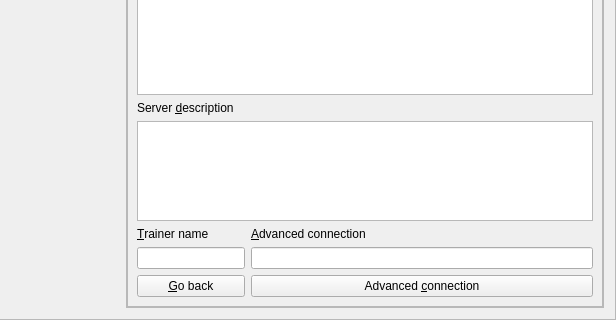
Old version of the form src/Teambuilder/serverchoice.ui in the repository po-devs/pokemon-online; both pictures show x 370 to 986 and y 363 to 683 of the 986 by 683 pixel window.
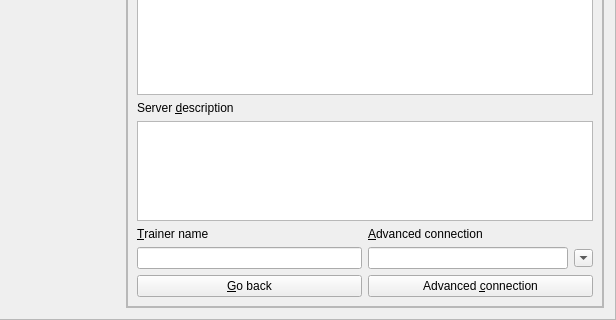
New version of the form. Custom widgets are drawn as their Qt base class.

Commit message: Added Server History

Patch:
```diff
--- a/src/Teambuilder/serverchoice.ui
+++ b/src/Teambuilder/serverchoice.ui
@@ -56,7 +56,7 @@
         <property name="frameShadow">
          <enum>QFrame::Raised</enum>
         </property>
-        <layout class="QGridLayout" name="gridLayout" columnstretch="0,1">
+        <layout class="QGridLayout" name="gridLayout" columnstretch="0,0">
          <item row="0" column="0" colspan="2">
           <widget class="QTableWidget" name="serverList">
            <property name="editTriggers">
@@ -134,14 +134,14 @@
            </property>
           </widget>
          </item>
-         <item row="4" column="0">
+         <item row="5" column="0">
           <widget class="QLineEdit" name="nameEdit">
            <property name="text">
             <string/>
            </property>
           </widget>
          </item>
-         <item row="3" column="0">
+         <item row="4" column="0">
           <widget class="QLabel" name="label_2">
            <property name="text">
             <string>&amp;Trainer name</string>
@@ -151,7 +151,7 @@
            </property>
           </widget>
          </item>
-         <item row="3" column="1">
+         <item row="4" column="1">
           <widget class="QLabel" name="label_3">
            <property name="text">
             <string>&amp;Advanced connection</string>
@@ -161,23 +161,70 @@
            </property>
           </widget>
          </item>
-         <item row="4" column="1">
-          <widget class="QLineEdit" name="advServerEdit"/>
-         </item>
-         <item row="5" column="0">
+         <item row="6" column="0">
           <widget class="QPushButton" name="goBack">
            <property name="text">
             <string>&amp;Go back</string>
            </property>
           </widget>
          </item>
-         <item row="5" column="1">
+         <item row="6" column="1">
           <widget class="QPushButton" name="advancedConnection">
            <property name="text">
             <string>Advanced &amp;connection</string>
            </property>
           </widget>
          </item>
+         <item row="5" column="1">
+          <layout class="QHBoxLayout" name="horizontalLayout_2">
+           <item>
+            <widget class="QLineEdit" name="advServerEdit"/>
+           </item>
+           <item>
+            <widget class="QToolButton" name="savedServersList">
+             <property name="enabled">
+              <bool>true</bool>
+             </property>
+             <property name="sizePolicy">
+              <sizepolicy hsizetype="Fixed" vsizetype="Fixed">
+               <horstretch>10</horstretch>
+               <verstretch>10</verstretch>
+              </sizepolicy>
+             </property>
+             <property name="minimumSize">
+              <size>
+               <width>15</width>
+               <height>15</height>
+              </size>
+             </property>
+             <property name="baseSize">
+              <size>
+               <width>16</width>
+               <height>16</height>
+              </size>
+             </property>
+             <property name="text">
+              <string>...</string>
+             </property>
+             <property name="iconSize">
+              <size>
+               <width>11</width>
+               <height>11</height>
+              </size>
+             </property>
+             <property name="toolButtonStyle">
+              <enum>Qt::ToolButtonFollowStyle</enum>
+             </property>
+             <property name="autoRaise">
+              <bool>false</bool>
+             </property>
+             <property name="arrowType">
+              <enum>Qt::DownArrow</enum>
+             </property>
+            </widget>
+           </item>
+          </layout>
+         </item>
         </layout>
        </widget>
       </item>
```
The commit also changes 2 other files.
